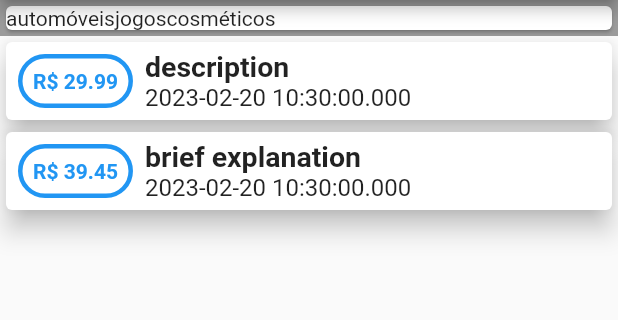
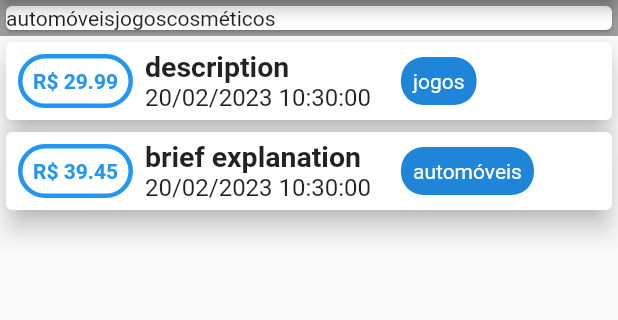
Before and after one commit to Juanzitozito/fluttertest, a Flutter app: the screen it shows after launch, on a phone screen of 412 x 824 dp, the part 84-404 px from its top. Run offline on Flutter 3.47's test engine with Material 2 defaults, Android fonts, the phone set to English and light mode, and no system bars; missing offline and left inert: window_manager.

Commit message:
more styling

```diff
--- a/lib/entity/lancamento.dart
+++ b/lib/entity/lancamento.dart
@@ -1,14 +1,14 @@
 class Lancamento {
   int? id;
-  DateTime? emissao;
+  DateTime emissao;
   double valor;
   String observacao;
-  String? categoria;
+  String categoria;
 
   Lancamento(
       {this.id,
-      this.emissao,
+      required this.emissao,
       required this.valor,
       required this.observacao,
-      this.categoria});
+      required this.categoria});
 }
--- a/lib/main.dart
+++ b/lib/main.dart
@@ -1,6 +1,7 @@
 import 'package:flutter/material.dart';
 import 'package:fluttertest/entity/categoria.dart';
 import 'package:fluttertest/entity/lancamento.dart';
+import 'package:intl/intl.dart';
 
 void main(List<String> args) {
   return runApp(MyApp());
@@ -90,11 +91,23 @@ class MyHomePage extends StatelessWidget {
                           style: const TextStyle(
                               fontSize: 19, fontWeight: FontWeight.w600),
                         ),
-                        Text(e.emissao.toString(),
+                        Text(
+                            DateFormat('dd/MM/yyyy hh:mm:ss').format(e.emissao),
                             style: const TextStyle(
                                 fontSize: 16, fontWeight: FontWeight.w400))
                       ],
                     ),
+                    Container(
+                      padding: const EdgeInsets.all(8),
+                      margin: EdgeInsets.only(left: 20),
+                      decoration: const BoxDecoration(
+                          color: Color.fromARGB(255, 31, 133, 217),
+                          borderRadius: BorderRadius.all(Radius.circular(15))),
+                      child: Text(
+                        e.categoria,
+                        style: TextStyle(color: Colors.white),
+                      ),
+                    )
                   ],
                 ),
               );
```
